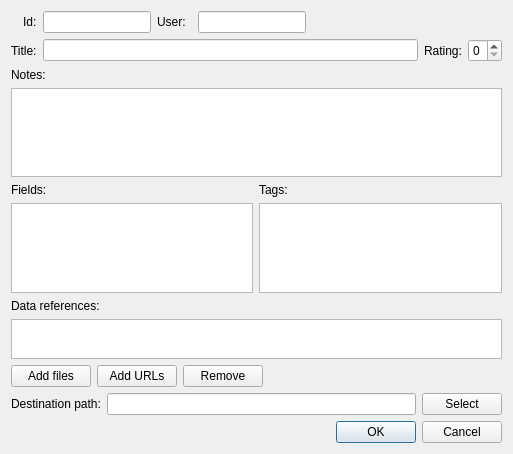
First picture: the form in ui/itemdialog.ui, repository vlkv/reggata, before the edit.
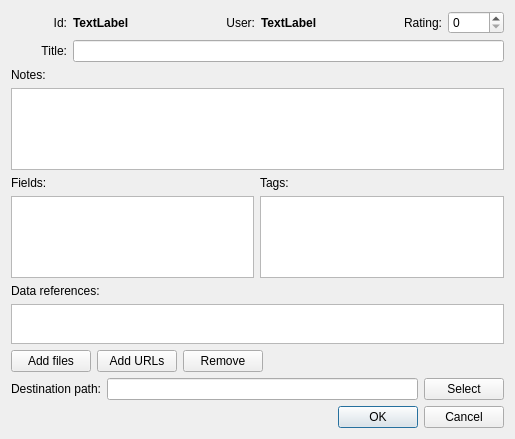
Second picture: the form after the edit.

```diff
--- a/ui/itemdialog.ui
+++ b/ui/itemdialog.ui
@@ -1,13 +1,13 @@
 <?xml version="1.0" encoding="UTF-8"?>
 <ui version="4.0">
  <class>ItemDialog</class>
- <widget class="QDialog" name="ItemDialog">
-  <property name="geometry">
+ <widget class="QDialog" name="ItemDialog" >
+  <property name="geometry" >
    <rect>
     <x>0</x>
     <y>0</y>
-    <width>513</width>
-    <height>454</height>
+    <width>515</width>
+    <height>439</height>
    </rect>
   </property>
   <property name="sizePolicy">
@@ -24,68 +24,79 @@
   </property>
   <layout class="QVBoxLayout" name="verticalLayout_2">
    <item>
-    <layout class="QGridLayout" name="gridLayout">
-     <item row="0" column="2">
-      <widget class="QLineEdit" name="lineEdit_id">
-       <property name="readOnly">
-        <bool>true</bool>
-       </property>
-      </widget>
-     </item>
-     <item row="0" column="5">
-      <widget class="QLineEdit" name="lineEdit_user_login">
-       <property name="readOnly">
-        <bool>true</bool>
-       </property>
-      </widget>
-     </item>
-     <item row="0" column="6">
-      <spacer name="horizontalSpacer_2">
-       <property name="orientation">
-        <enum>Qt::Horizontal</enum>
-       </property>
-       <property name="sizeHint" stdset="0">
-        <size>
-         <width>40</width>
-         <height>20</height>
-        </size>
-       </property>
-      </spacer>
-     </item>
-     <item row="2" column="0" colspan="2">
-      <widget class="QLabel" name="label_2">
-       <property name="text">
+    <layout class="QGridLayout" name="gridLayout" >
+     <item row="3" column="0" >
+      <widget class="QLabel" name="label_2" >
+       <property name="text" >
         <string>Title:</string>
        </property>
+       <property name="alignment" >
+        <set>Qt::AlignRight|Qt::AlignTrailing|Qt::AlignVCenter</set>
+       </property>
       </widget>
      </item>
-     <item row="2" column="2" colspan="5">
-      <widget class="QLineEdit" name="lineEdit_title"/>
-     </item>
-     <item row="0" column="1">
-      <widget class="QLabel" name="label">
-       <property name="text">
+     <item row="0" column="0" >
+      <widget class="QLabel" name="label" >
+       <property name="text" >
         <string>Id:</string>
        </property>
+       <property name="alignment" >
+        <set>Qt::AlignRight|Qt::AlignTrailing|Qt::AlignVCenter</set>
+       </property>
       </widget>
      </item>
-     <item row="0" column="3">
-      <widget class="QLabel" name="label_5">
-       <property name="text">
+     <item row="0" column="1" >
+      <widget class="QLabel" name="lineEdit_id" >
+       <property name="font" >
+        <font>
+         <weight>75</weight>
+         <bold>true</bold>
+        </font>
+       </property>
+       <property name="text" >
+        <string>TextLabel</string>
+       </property>
+      </widget>
+     </item>
+     <item row="3" column="1" colspan="7" >
+      <widget class="QLineEdit" name="lineEdit_title" />
+     </item>
+     <item row="0" column="3" >
+      <widget class="QLabel" name="label_5" >
+       <property name="text" >
         <string>User:</string>
        </property>
+       <property name="alignment" >
+        <set>Qt::AlignRight|Qt::AlignTrailing|Qt::AlignVCenter</set>
+       </property>
       </widget>
      </item>
-     <item row="2" column="7">
-      <widget class="QLabel" name="label_9">
-       <property name="text">
+     <item row="0" column="4" >
+      <widget class="QLabel" name="lineEdit_user_login" >
+       <property name="font" >
+        <font>
+         <weight>75</weight>
+         <bold>true</bold>
+        </font>
+       </property>
+       <property name="text" >
+        <string>TextLabel</string>
+       </property>
+      </widget>
+     </item>
+     <item row="0" column="6" >
+      <widget class="QLabel" name="label_9" >
+       <property name="text" >
         <string>Rating:</string>
        </property>
+       <property name="alignment" >
+        <set>Qt::AlignRight|Qt::AlignTrailing|Qt::AlignVCenter</set>
+       </property>
       </widget>
      </item>
-     <item row="2" column="8">
-      <widget class="QSpinBox" name="spinBox_rating">
-       <property name="maximum">
+     <item row="0" column="7" >
+      <widget class="QSpinBox" name="spinBox_rating" >
+       <property name="maximum" >
         <number>5</number>
        </property>
       </widget>
@@ -234,6 +245,9 @@
        <property name="text">
         <string>Destination path:</string>
        </property>
+       <property name="alignment" >
+        <set>Qt::AlignRight|Qt::AlignTrailing|Qt::AlignVCenter</set>
+       </property>
       </widget>
      </item>
      <item>
```
Left out of the diff: 103 changed lines with no effect on the pictures.
